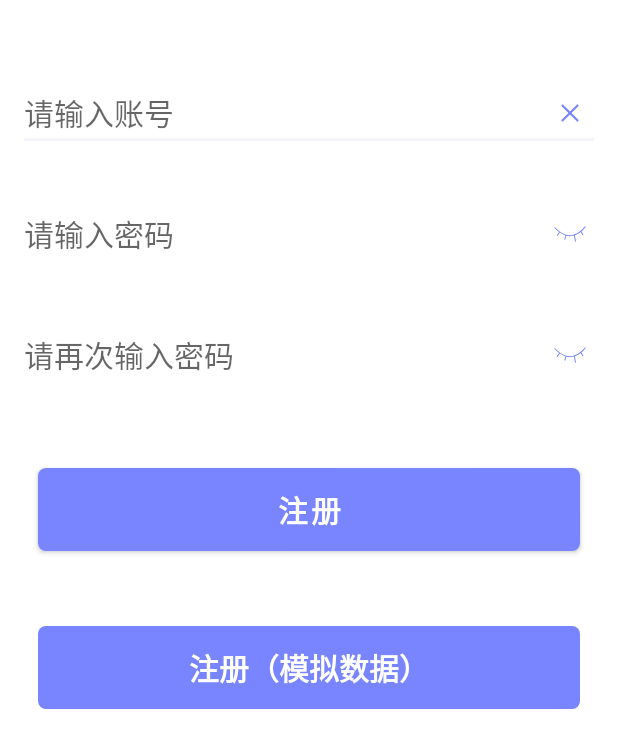
After one commit to yang961226/Spacecraft, an Android app: the layout fragment_register.xml on its own in the app's theme, with its tools: preview values and no code run, on a phone screen of 412 x 824 dp. The commit adds this screen. Shown: the top 748 px of the screen. Run offline under Robolectric (Android 15) with nearby library versions, the phone set to English and light mode, and no system bars.

Commit message:
2022.2月23日临时提交。未完成

```diff
--- a/app/common/src/main/java/com/sundayting/com/common/widget/CommonExt.kt
+++ b/app/common/src/main/java/com/sundayting/com/common/widget/CommonExt.kt
@@ -4,10 +4,10 @@ import android.widget.Toast
 import com.sundayting.com.ui.BaseActivity
 import com.sundayting.com.ui.BaseFragment
 
-fun BaseActivity.toast(message: String, duration: Int = Toast.LENGTH_LONG) {
+fun BaseActivity.toast(message: String, duration: Int = Toast.LENGTH_SHORT) {
     Toast.makeText(this, message, duration).show()
 }
 
-fun BaseFragment.toast(message: String, duration: Int = Toast.LENGTH_LONG) {
+fun BaseFragment.toast(message: String, duration: Int = Toast.LENGTH_SHORT) {
     Toast.makeText(context, message, duration).show()
 }
--- /dev/null
+++ b/app/mine/src/main/res/layout/fragment_register.xml
@@ -0,0 +1,122 @@
+<?xml version="1.0" encoding="utf-8"?>
+<androidx.constraintlayout.widget.ConstraintLayout xmlns:android="http://schemas.android.com/apk/res/android"
+    xmlns:app="http://schemas.android.com/apk/res-auto"
+    android:layout_width="match_parent"
+    android:layout_height="match_parent">
+
+    <EditText
+        android:id="@+id/et_username"
+        android:layout_width="match_parent"
+        android:layout_height="wrap_content"
+        android:layout_marginLeft="@dimen/padding_global"
+        android:layout_marginTop="50dp"
+        android:layout_marginRight="@dimen/padding_global"
+        android:autofillHints=""
+        android:hint="请输入账号"
+        android:inputType="text"
+        android:lines="1"
+        android:textColor="@color/primaryTextColor"
+        android:textSize="@dimen/textLargeSize"
+        app:layout_constraintStart_toStartOf="parent"
+        app:layout_constraintTop_toTopOf="parent" />
+
+
+    <ImageView
+        android:id="@+id/iv_clear"
+        android:layout_width="40dp"
+        android:layout_height="40dp"
+        android:background="@drawable/ripple_bg"
+        android:padding="10dp"
+        android:src="@drawable/svg_clear"
+        app:layout_constraintBottom_toBottomOf="@+id/et_username"
+        app:layout_constraintRight_toRightOf="@id/et_username"
+        app:layout_constraintTop_toTopOf="@+id/et_username" />
+
+    <EditText
+        android:id="@+id/et_password"
+        android:layout_width="match_parent"
+        android:layout_height="wrap_content"
+        android:layout_marginLeft="@dimen/padding_global"
+        android:layout_marginTop="30dp"
+        android:layout_marginRight="@dimen/padding_global"
+        android:autofillHints=""
+        android:hint="请输入密码"
+        android:inputType="textPassword"
+        android:lines="1"
+        android:textColor="@color/primaryTextColor"
+        android:textSize="@dimen/textLargeSize"
+        app:layout_constraintStart_toStartOf="parent"
+        app:layout_constraintTop_toBottomOf="@id/et_username" />
+
+    <ImageView
+        android:id="@+id/ivPasswordVisibility"
+        android:layout_width="40dp"
+        android:layout_height="40dp"
+        android:background="@drawable/ripple_bg"
+        android:padding="8dp"
+        android:src="@drawable/selector_pass"
+        app:layout_constraintBottom_toBottomOf="@+id/et_password"
+        app:layout_constraintRight_toRightOf="@+id/et_password"
+        app:layout_constraintTop_toTopOf="@+id/et_password" />
+
+    <EditText
+        android:id="@+id/etRePassword"
+        android:layout_width="match_parent"
+        android:layout_height="wrap_content"
+        android:layout_marginLeft="@dimen/padding_global"
+        android:layout_marginTop="30dp"
+        android:layout_marginRight="@dimen/padding_global"
+        android:autofillHints=""
+        android:hint="请再次输入密码"
+        android:inputType="textPassword"
+        android:lines="1"
+        android:textColor="@color/primaryTextColor"
+        android:textSize="@dimen/textLargeSize"
+        app:layout_constraintStart_toStartOf="parent"
+        app:layout_constraintTop_toBottomOf="@id/et_password" />
+
+    <ImageView
+        android:id="@+id/iv_password_twice_visibility"
+        android:layout_width="40dp"
+        android:layout_height="40dp"
+        android:background="@drawable/ripple_bg"
+        android:padding="8dp"
+        android:src="@drawable/selector_pass"
+        app:layout_constraintBottom_toBottomOf="@+id/etRePassword"
+        app:layout_constraintRight_toRightOf="@+id/etRePassword"
+        app:layout_constraintTop_toTopOf="@+id/etRePassword" />
+
+    <Button
+        android:id="@+id/btn_register"
+        android:layout_width="match_parent"
+        android:layout_height="55dp"
+        android:layout_marginStart="25dp"
+        android:layout_marginTop="50dp"
+        android:layout_marginEnd="25dp"
+        android:background="@drawable/button_ripple"
+        android:backgroundTint="@color/secondaryColor"
+        android:fontFamily="@font/gilroy_bold"
+        android:text="注册"
+        android:textSize="@dimen/textLargeSize"
+        app:layout_constraintEnd_toEndOf="parent"
+        app:layout_constraintStart_toStartOf="parent"
+        app:layout_constraintTop_toBottomOf="@+id/etRePassword" />
+
+    <Button
+        android:id="@+id/btn_register_test"
+        style="?android:attr/borderlessButtonStyle"
+        android:layout_width="match_parent"
+        android:layout_height="55dp"
+        android:layout_marginStart="25dp"
+        android:layout_marginTop="50dp"
+        android:layout_marginEnd="25dp"
+        android:background="@drawable/button_ripple"
+        android:backgroundTint="@color/secondaryColor"
+        android:fontFamily="@font/gilroy_bold"
+        android:text="注册（模拟数据）"
+        android:textSize="@dimen/textLargeSize"
+        app:layout_constraintEnd_toEndOf="parent"
+        app:layout_constraintStart_toStartOf="parent"
+        app:layout_constraintTop_toBottomOf="@+id/btn_register" />
+
+</androidx.constraintlayout.widget.ConstraintLayout>
```
Also changed, not shown: app/common/src/main/java/com/sundayting/com/common/widget/InstanceMessage.kt (deleted, +0 -8 lines), app/mine/src/main/java/com/sundayting/com/mine/login/LoginFragment.kt (+9 -11 lines), app/mine/src/main/java/com/sundayting/com/mine/login/LoginViewModel.kt (renamed from app/mine/src/main/java/com/sundayting/com/mine/LoginViewModel.kt, +10 -11 lines), app/mine/src/main/java/com/sundayting/com/mine/register/RegisterFragment.kt (added, +78 -0 lines), app/mine/src/main/java/com/sundayting/com/mine/register/RegisterViewModel.kt (added, +65 -0 lines), app/mine/src/main/res/navigation/nav_mine.xml (+14 -1 lines).
